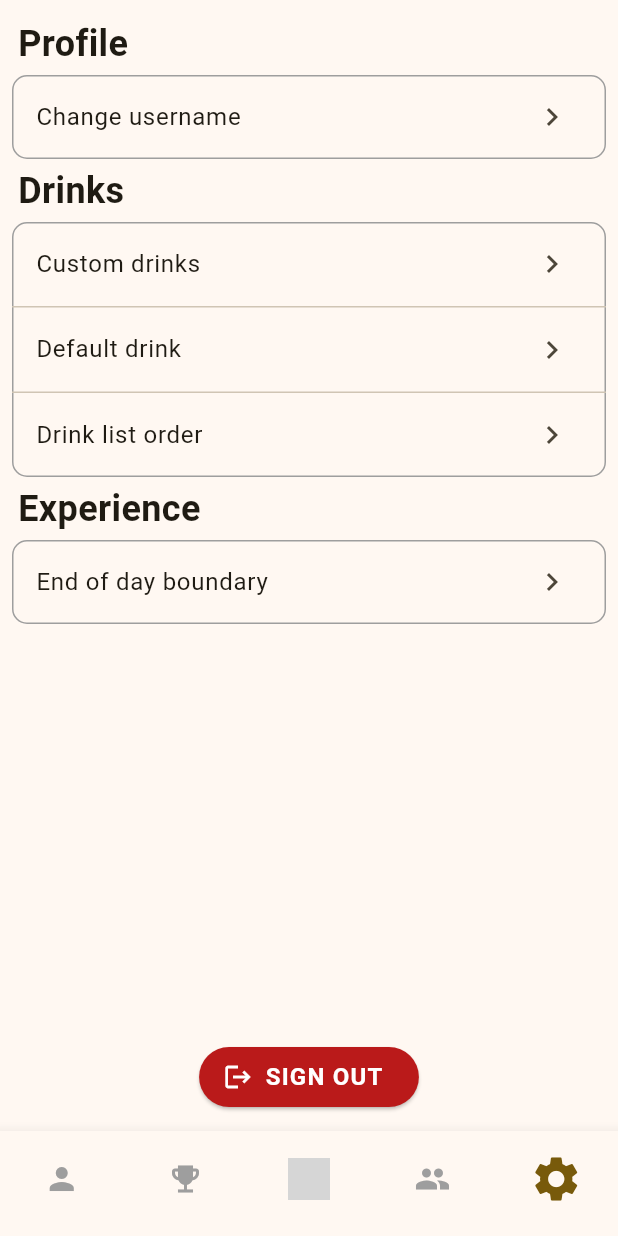
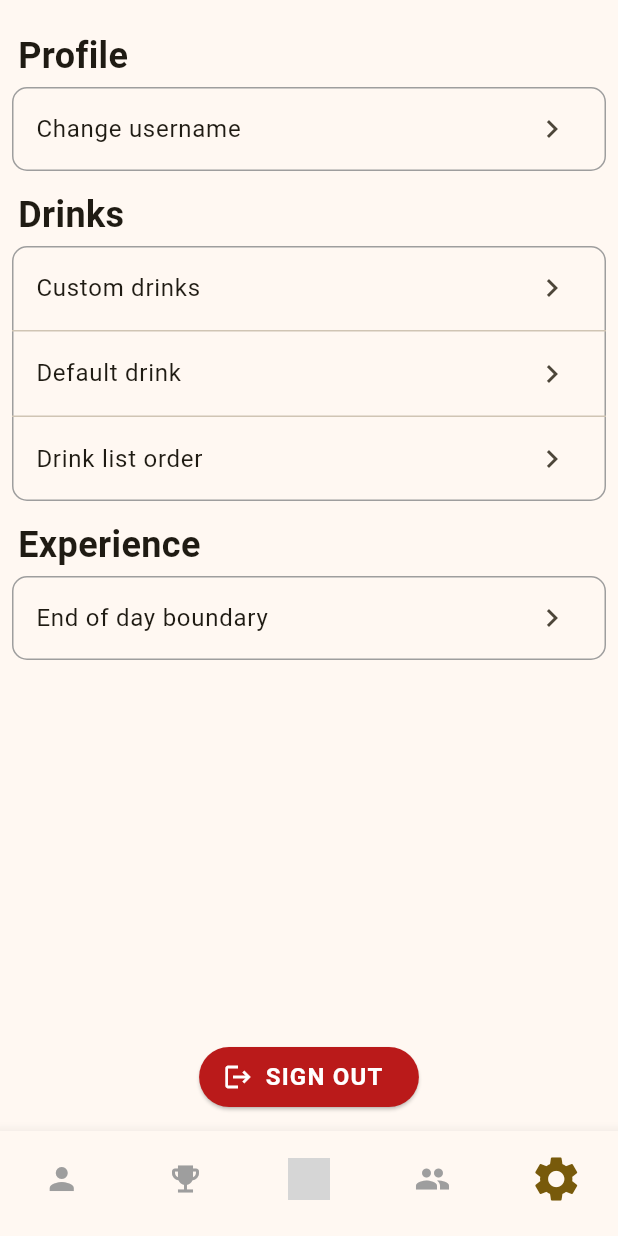
Before and after one commit to ohtenkay/remembeer, a Flutter app: the screen it shows once a user with an empty profile is signed in, item 5 of the bottom bar chosen, on a phone screen of 412 x 824 dp. Run offline on Flutter 3.47's test engine with Material 3 defaults, Android fonts, the phone set to English and light mode, and no system bars; our stand-ins replace cloud_firestore, firebase_auth, firebase_core, flutter_svg, get_it, rxdart; accounts and stored records are empty; network calls fail; project files that could hold a hidden picture were left out; grey boxes are pictures that could not be loaded.

Commit message:
feat: settings page heading paddings

```diff
--- a/lib/user_settings/page/settings_page.dart
+++ b/lib/user_settings/page/settings_page.dart
@@ -58,7 +58,12 @@ class SettingsPage extends StatelessWidget {
 
   Padding _buildHeading(String text) {
     return Padding(
-      padding: const EdgeInsets.all(4.0),
+      padding: const EdgeInsets.only(
+        top: 12.0,
+        bottom: 4.0,
+        left: 4.0,
+        right: 4.0,
+      ),
       child: Text(
         text,
         style: const TextStyle(fontSize: 24, fontWeight: FontWeight.bold),
```
